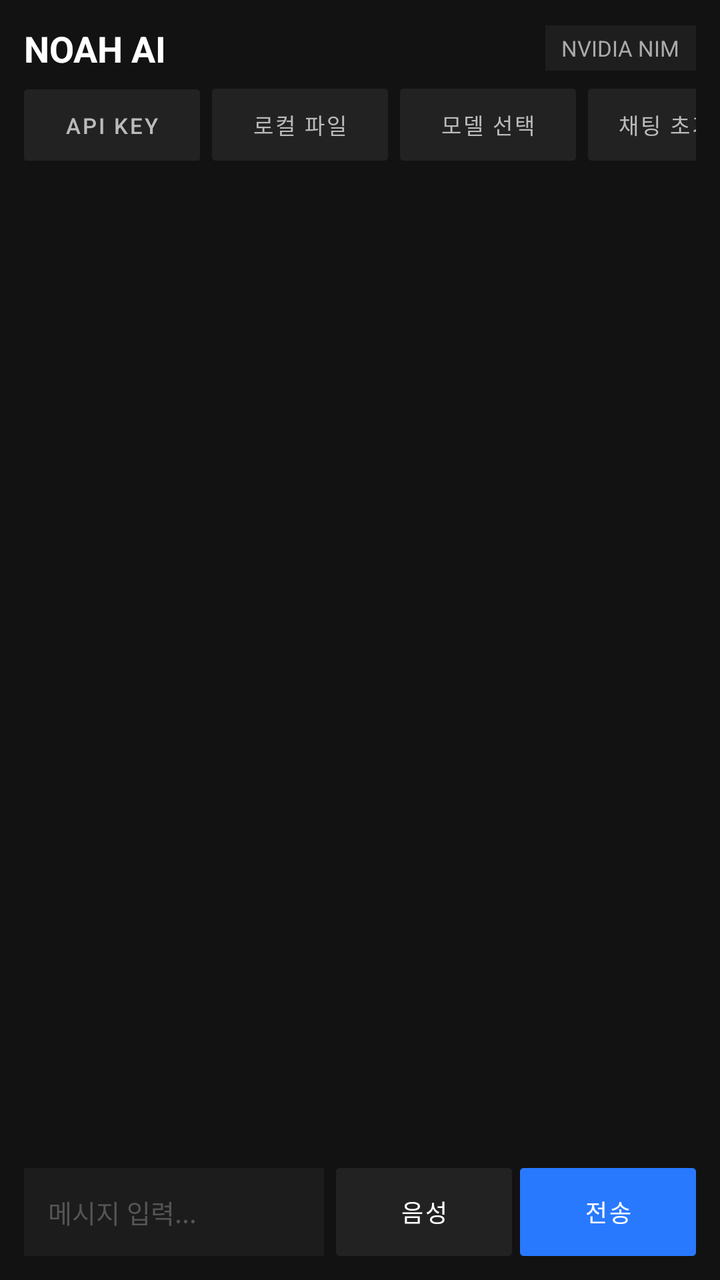
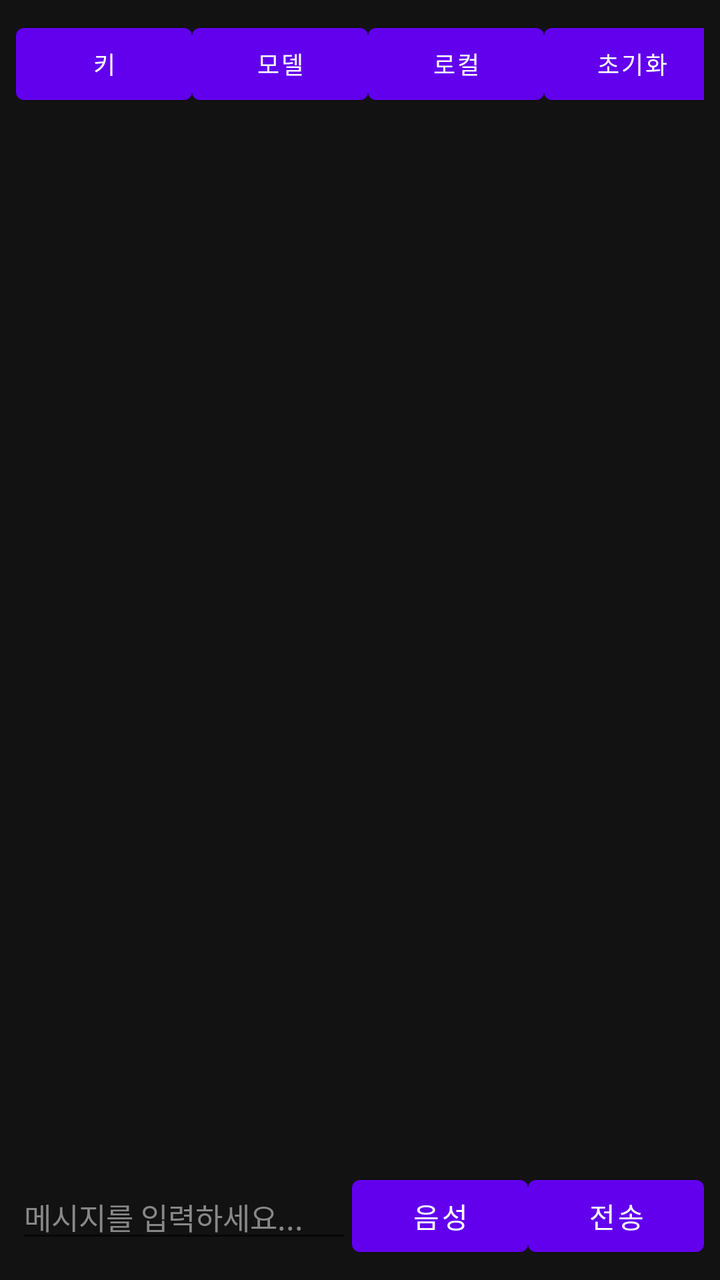

Two renders of the same Android screen: before a commit and after it. Below are the layout's source before the change and the commit's diff.
<!-- AndroidManifest.xml: application theme Theme.MaterialComponents.DayNight.NoActionBar -->
<!-- res/layout/activity_main.xml -->
<?xml version="1.0" encoding="utf-8"?>
<LinearLayout xmlns:android="http://schemas.android.com/apk/res/android"
    xmlns:app="http://schemas.android.com/apk/res-auto"
    android:layout_width="match_parent"
    android:layout_height="match_parent"
    android:background="#121212"
    android:orientation="vertical"
    android:padding="12dp">

    <LinearLayout
        android:layout_width="match_parent"
        android:layout_height="wrap_content"
        android:gravity="center_vertical"
        android:orientation="horizontal"
        android:layout_marginBottom="8dp">

        <TextView
            android:layout_width="0dp"
            android:layout_height="wrap_content"
            android:layout_weight="1"
            android:text="NOAH AI"
            android:textColor="#FFFFFF"
            android:textSize="18sp"
            android:textStyle="bold" />

        <TextView
            android:id="@+id/tvModelName"
            android:layout_width="wrap_content"
            android:layout_height="wrap_content"
            android:background="#1E1E1E"
            android:paddingHorizontal="8dp"
            android:paddingVertical="4dp"
            android:text="NVIDIA NIM"
            android:textColor="#AAAAAA"
            android:textSize="11sp" />
    </LinearLayout>

    <HorizontalScrollView
        android:layout_width="match_parent"
        android:layout_height="wrap_content"
        android:scrollbars="none"
        android:layout_marginBottom="10dp">

        <LinearLayout
            android:layout_width="wrap_content"
            android:layout_height="wrap_content"
            android:orientation="horizontal"
            android:gravity="start">

            <com.google.android.material.button.MaterialButton
                android:id="@+id/btnSetApiKey"
                style="@style/Widget.MaterialComponents.Button.UnelevatedButton"
                android:layout_width="wrap_content"
                android:layout_height="36dp"
                android:layout_marginEnd="6dp"
                android:backgroundTint="#222222"
                android:insetTop="0dp"
                android:insetBottom="0dp"
                android:paddingHorizontal="12dp"
                android:text="API Key"
                android:textColor="#BBBBBB"
                android:textSize="11sp"
                app:cornerRadius="2dp" />

            <com.google.android.material.button.MaterialButton
                android:id="@+id/btnSelectLocalFile"
                style="@style/Widget.MaterialComponents.Button.UnelevatedButton"
                android:layout_width="wrap_content"
                android:layout_height="36dp"
                android:layout_marginEnd="6dp"
                android:backgroundTint="#222222"
                android:insetTop="0dp"
                android:insetBottom="0dp"
                android:paddingHorizontal="12dp"
                android:text="로컬 파일"
                android:textColor="#BBBBBB"
                android:textSize="11sp"
                app:cornerRadius="2dp" />

            <com.google.android.material.button.MaterialButton
                android:id="@+id/btnSelectModel"
                style="@style/Widget.MaterialComponents.Button.UnelevatedButton"
                android:layout_width="wrap_content"
                android:layout_height="36dp"
                android:layout_marginEnd="6dp"
                android:backgroundTint="#222222"
                android:insetTop="0dp"
                android:insetBottom="0dp"
                android:paddingHorizontal="12dp"
                android:text="모델 선택"
                android:textColor="#BBBBBB"
                android:textSize="11sp"
                app:cornerRadius="2dp" />

            <com.google.android.material.button.MaterialButton
                android:id="@+id/btnResetChat"
                style="@style/Widget.MaterialComponents.Button.UnelevatedButton"
                android:layout_width="wrap_content"
                android:layout_height="36dp"
                android:backgroundTint="#222222"
                android:insetTop="0dp"
                android:insetBottom="0dp"
                android:paddingHorizontal="12dp"
                android:text="채팅 초기화"
                android:textColor="#BBBBBB"
                android:textSize="11sp"
                app:cornerRadius="2dp" />
        </LinearLayout>
    </HorizontalScrollView>

    <androidx.recyclerview.widget.RecyclerView
        android:id="@+id/rvChat"
        android:layout_width="match_parent"
        android:layout_height="0dp"
        android:layout_weight="1"
        android:clipToPadding="false"
        android:paddingVertical="4dp" />

    <LinearLayout
        android:layout_width="match_parent"
        android:layout_height="wrap_content"
        android:orientation="horizontal"
        android:gravity="center_vertical"
        android:layout_marginTop="8dp">

        <EditText
            android:id="@+id/etInput"
            android:layout_width="0dp"
            android:layout_height="44dp"
            android:layout_weight="1"
            android:layout_marginEnd="6dp"
            android:background="#1C1C1C"
            android:hint="메시지 입력..."
            android:textColorHint="#555555"
            android:textColor="#FFFFFF"
            android:textSize="13sp"
            android:paddingHorizontal="12dp"
            android:maxLines="1"
            android:inputType="text" />

        <com.google.android.material.button.MaterialButton
            android:id="@+id/btnVoice"
            style="@style/Widget.MaterialComponents.Button.UnelevatedButton"
            android:layout_width="wrap_content"
            android:layout_height="44dp"
            android:layout_marginEnd="4dp"
            android:backgroundTint="#222222"
            android:insetTop="0dp"
            android:insetBottom="0dp"
            android:text="음성"
            android:textColor="#FFFFFF"
            android:textSize="12sp"
            app:cornerRadius="2dp" />

        <com.google.android.material.button.MaterialButton
            android:id="@+id/btnSend"
            style="@style/Widget.MaterialComponents.Button.UnelevatedButton"
            android:layout_width="wrap_content"
            android:layout_height="44dp"
            android:backgroundTint="#2979FF"
            android:insetTop="0dp"
            android:insetBottom="0dp"
            android:text="전송"
            android:textColor="#FFFFFF"
            android:textSize="12sp"
            app:cornerRadius="2dp" />
    </LinearLayout>

</LinearLayout>
<!-- resources referenced by this layout -->
<resources>

</resources>

<!-- the commit's change to res/layout/activity_main.xml (unified diff, before → after) -->
@@ -1,169 +1,73 @@
 <?xml version="1.0" encoding="utf-8"?>
 <LinearLayout xmlns:android="http://schemas.android.com/apk/res/android"
-    xmlns:app="http://schemas.android.com/apk/res-auto"
     android:layout_width="match_parent"
     android:layout_height="match_parent"
-    android:background="#121212"
     android:orientation="vertical"
-    android:padding="12dp">
+    android:background="#121212">
 
     <LinearLayout
         android:layout_width="match_parent"
         android:layout_height="wrap_content"
-        android:gravity="center_vertical"
         android:orientation="horizontal"
-        android:layout_marginBottom="8dp">
-
+        android:padding="8dp"
+        android:gravity="center_vertical">
         <TextView
+            android:id="@+id/tvModelName"
             android:layout_width="0dp"
             android:layout_height="wrap_content"
             android:layout_weight="1"
             android:text="NOAH AI"
             android:textColor="#FFFFFF"
-            android:textSize="18sp"
-            android:textStyle="bold" />
-
-        <TextView
-            android:id="@+id/tvModelName"
-            android:layout_width="wrap_content"
-            android:layout_height="wrap_content"
-            android:background="#1E1E1E"
-            android:paddingHorizontal="8dp"
-            android:paddingVertical="4dp"
-            android:text="NVIDIA NIM"
-            android:textColor="#AAAAAA"
-            android:textSize="11sp" />
+            android:textSize="14sp"
+            android:ellipsize="end"
+            android:maxLines="1"/>
+        <Button android:id="@+id/btnSetApiKey" android:layout_width="wrap_content" android:layout_height="wrap_content" android:text="키" android:textSize="12sp"/>
+        <Button android:id="@+id/btnSelectModel" android:layout_width="wrap_content" android:layout_height="wrap_content" android:text="모델" android:textSize="12sp"/>
+        <Button android:id="@+id/btnSelectLocalFile" android:layout_width="wrap_content" android:layout_height="wrap_content" android:text="로컬" android:textSize="12sp"/>
+        <Button android:id="@+id/btnResetChat" android:layout_width="wrap_content" android:layout_height="wrap_content" android:text="초기화" android:textSize="12sp"/>
     </LinearLayout>
 
-    <HorizontalScrollView
-        android:layout_width="match_parent"
-        android:layout_height="wrap_content"
-        android:scrollbars="none"
-        android:layout_marginBottom="10dp">
-
-        <LinearLayout
-            android:layout_width="wrap_content"
-            android:layout_height="wrap_content"
-            android:orientation="horizontal"
-            android:gravity="start">
-
-            <com.google.android.material.button.MaterialButton
-                android:id="@+id/btnSetApiKey"
-                style="@style/Widget.MaterialComponents.Button.UnelevatedButton"
-                android:layout_width="wrap_content"
-                android:layout_height="36dp"
-                android:layout_marginEnd="6dp"
-                android:backgroundTint="#222222"
-                android:insetTop="0dp"
-                android:insetBottom="0dp"
-                android:paddingHorizontal="12dp"
-                android:text="API Key"
-                android:textColor="#BBBBBB"
-                android:textSize="11sp"
-                app:cornerRadius="2dp" />
-
-            <com.google.android.material.button.MaterialButton
-                android:id="@+id/btnSelectLocalFile"
-                style="@style/Widget.MaterialComponents.Button.UnelevatedButton"
-                android:layout_width="wrap_content"
-                android:layout_height="36dp"
-                android:layout_marginEnd="6dp"
-                android:backgroundTint="#222222"
-                android:insetTop="0dp"
-                android:insetBottom="0dp"
-                android:paddingHorizontal="12dp"
-                android:text="로컬 파일"
-                android:textColor="#BBBBBB"
-                android:textSize="11sp"
-                app:cornerRadius="2dp" />
-
-            <com.google.android.material.button.MaterialButton
-                android:id="@+id/btnSelectModel"
-                style="@style/Widget.MaterialComponents.Button.UnelevatedButton"
-                android:layout_width="wrap_content"
-                android:layout_height="36dp"
-                android:layout_marginEnd="6dp"
-                android:backgroundTint="#222222"
-                android:insetTop="0dp"
-                android:insetBottom="0dp"
-                android:paddingHorizontal="12dp"
-                android:text="모델 선택"
-                android:textColor="#BBBBBB"
-                android:textSize="11sp"
-                app:cornerRadius="2dp" />
-
-            <com.google.android.material.button.MaterialButton
-                android:id="@+id/btnResetChat"
-                style="@style/Widget.MaterialComponents.Button.UnelevatedButton"
-                android:layout_width="wrap_content"
-                android:layout_height="36dp"
-                android:backgroundTint="#222222"
-                android:insetTop="0dp"
-                android:insetBottom="0dp"
-                android:paddingHorizontal="12dp"
-                android:text="채팅 초기화"
-                android:textColor="#BBBBBB"
-                android:textSize="11sp"
-                app:cornerRadius="2dp" />
-        </LinearLayout>
-    </HorizontalScrollView>
-
-    <androidx.recyclerview.widget.RecyclerView
-        android:id="@+id/rvChat"
+    <ScrollView
+        android:id="@+id/scrollView"
         android:layout_width="match_parent"
         android:layout_height="0dp"
         android:layout_weight="1"
-        android:clipToPadding="false"
-        android:paddingVertical="4dp" />
+        android:fillViewport="true"
+        android:padding="12dp">
+
+        <LinearLayout
+            android:id="@+id/chatLayout"
+            android:layout_width="match_parent"
+            android:layout_height="wrap_content"
+            android:orientation="vertical" />
+    </ScrollView>
 
     <LinearLayout
         android:layout_width="match_parent"
         android:layout_height="wrap_content"
         android:orientation="horizontal"
-        android:gravity="center_vertical"
-        android:layout_marginTop="8dp">
+        android:padding="8dp">
 
         <EditText
             android:id="@+id/etInput"
             android:layout_width="0dp"
-            android:layout_height="44dp"
+            android:layout_height="wrap_content"
             android:layout_weight="1"
-            android:layout_marginEnd="6dp"
-            android:background="#1C1C1C"
-            android:hint="메시지 입력..."
-            android:textColorHint="#555555"
+            android:hint="메시지를 입력하세요..."
             android:textColor="#FFFFFF"
-            android:textSize="13sp"
-            android:paddingHorizontal="12dp"
-            android:maxLines="1"
-            android:inputType="text" />
+            android:textColorHint="#888888"
+            android:textSize="15sp"/>
 
-        <com.google.android.material.button.MaterialButton
+        <Button
             android:id="@+id/btnVoice"
-            style="@style/Widget.MaterialComponents.Button.UnelevatedButton"
             android:layout_width="wrap_content"
-            android:layout_height="44dp"
-            android:layout_marginEnd="4dp"
-            android:backgroundTint="#222222"
-            android:insetTop="0dp"
-            android:insetBottom="0dp"
-            android:text="음성"
-            android:textColor="#FFFFFF"
-            android:textSize="12sp"
-            app:cornerRadius="2dp" />
+            android:layout_height="wrap_content"
+            android:text="음성"/>
 
-        <com.google.android.material.button.MaterialButton
+        <Button
             android:id="@+id/btnSend"
-            style="@style/Widget.MaterialComponents.Button.UnelevatedButton"
             android:layout_width="wrap_content"
-            android:layout_height="44dp"
-            android:backgroundTint="#2979FF"
-            android:insetTop="0dp"
-            android:insetBottom="0dp"
-            android:text="전송"
-            android:textColor="#FFFFFF"
-            android:textSize="12sp"
-            app:cornerRadius="2dp" />
+            android:layout_height="wrap_content"
+            android:text="전송"/>
     </LinearLayout>
-
 </LinearLayout>
